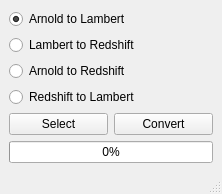
This is ui/main.ui in iceanimations/arnoldToRedshift as Qt 5 draws it before an edit. The edited form follows.
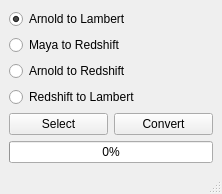
This is the edited form.

Commit message: lambertToRedshift replaced by mayaToRedshift (includes phong)

What changed in the file:
```diff
--- a/ui/main.ui
+++ b/ui/main.ui
@@ -28,7 +28,7 @@
     <item>
      <widget class="QRadioButton" name="lambertToRedshiftButton">
       <property name="text">
-       <string>Lambert to Redshift</string>
+       <string>Maya to Redshift</string>
       </property>
      </widget>
     </item>
```
Left out of the diff: 2 changed lines with no effect on the pictures. The commit also changes 1 other file.
